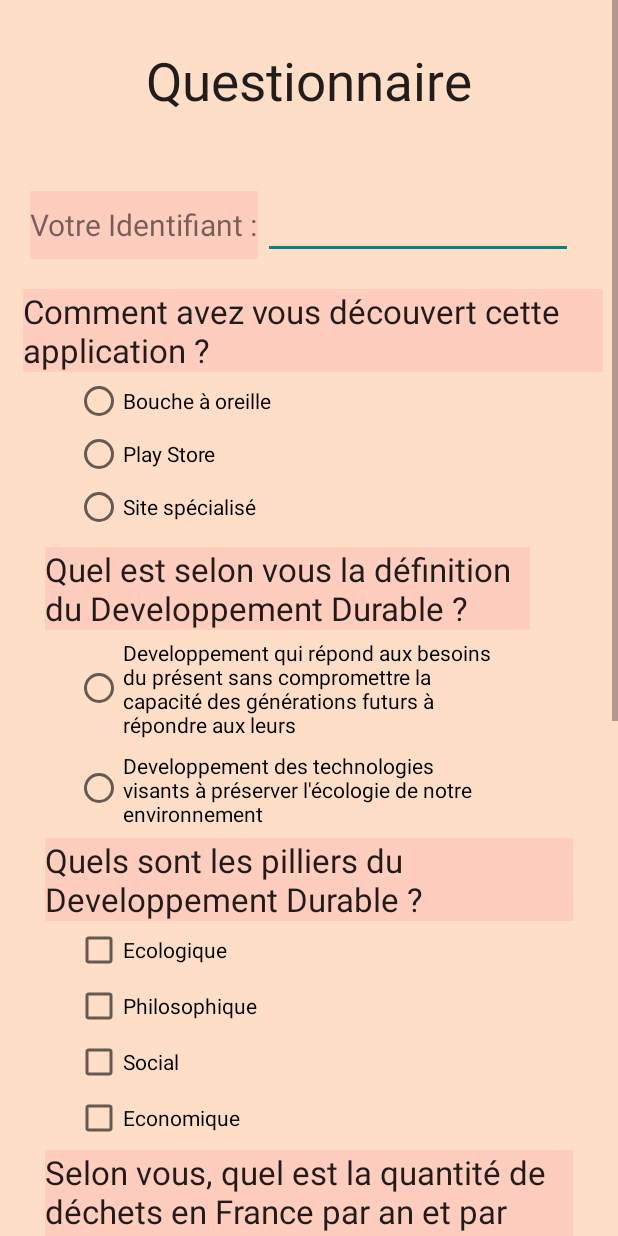
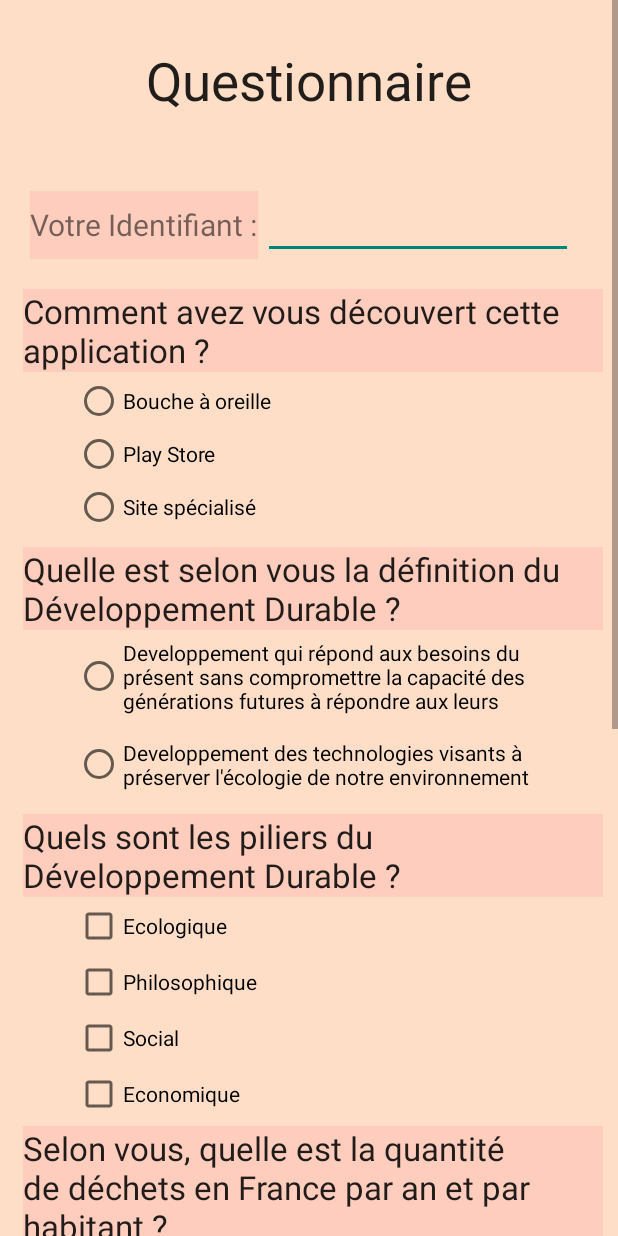
Before and after one commit to Eddupdup/OneIdeaADay, an Android app: the Questionnaire screen opened directly, with no data from a screen before it, on a phone screen of 412 x 824 dp. Run offline under Robolectric (Android 15) with nearby library versions, the light colour scheme and no system bars.

Commit message:
Aubin : alignement questionnaire + slide 4...

```diff
--- a/app/src/main/res/layout/questionnaire.xml
+++ b/app/src/main/res/layout/questionnaire.xml
@@ -151,22 +151,23 @@
             android:layout_marginRight="10sp">
 
 
+            <TextView
+                android:layout_width="match_parent"
+                android:layout_height="wrap_content"
+                android:textAppearance="?android:attr/textAppearanceLarge"
+                android:text="Quelle est selon vous la définition du Développement Durable ?"
+                android:id="@+id/textView13"
+                android:background="#ffffcdbe"
+                android:layout_marginTop="5dp"
+                android:autoText="false"
+                android:layout_marginLeft="5sp" />
+
             <LinearLayout
-                android:layout_width="323dp"
+                android:layout_width="fill_parent"
                 android:layout_height="wrap_content"
                 android:orientation="vertical"
                 android:layout_marginLeft="20sp"
                 android:layout_marginRight="20sp">
-
-                <TextView
-                    android:layout_width="338dp"
-                    android:layout_height="wrap_content"
-                    android:textAppearance="?android:attr/textAppearanceLarge"
-                    android:text="Quel est selon vous la définition du Developpement Durable ?"
-                    android:id="@+id/textView13"
-                    android:background="#ffffcdbe"
-                    android:layout_marginTop="5dp"
-                    android:autoText="false" />
 
                 <RadioGroup
                     android:layout_width="match_parent"
@@ -178,7 +179,7 @@
                     <RadioButton
                         android:layout_width="wrap_content"
                         android:layout_height="wrap_content"
-                        android:text="Developpement qui répond aux besoins du présent sans compromettre la capacité des générations futurs à répondre aux leurs"
+                        android:text="Developpement qui répond aux besoins du présent sans compromettre la capacité des générations futures à répondre aux leurs"
                         android:id="@+id/quest2answ1"
                         android:layout_weight="149"
                         android:layout_below="@+id/linearLayout"
@@ -214,12 +215,11 @@
                 android:layout_width="wrap_content"
                 android:layout_height="wrap_content"
                 android:textAppearance="?android:attr/textAppearanceLarge"
-                android:text="Quels sont les pilliers du Developpement Durable ?"
+                android:text="Quels sont les piliers du Développement Durable ?"
                 android:id="@+id/textView14"
                 android:background="#ffffcdbe"
                 android:layout_marginTop="8dp"
-                android:layout_marginLeft="20sp"
-                android:layout_marginRight="20sp"
+                android:layout_marginLeft="5sp"
                 android:autoText="false" />
 
             <LinearLayout
@@ -283,12 +283,11 @@
                 android:layout_width="wrap_content"
                 android:layout_height="wrap_content"
                 android:textAppearance="?android:attr/textAppearanceLarge"
-                android:text="Selon vous, quel est la quantité de déchets en France par an et par habitant ?"
+                android:text="Selon vous, quelle est la quantité de déchets en France par an et par habitant ?"
                 android:id="@+id/textView15"
                 android:background="#ffffcdbe"
                 android:layout_marginTop="5dp"
-                android:layout_marginLeft="20sp"
-                android:layout_marginRight="20sp"
+                android:layout_marginLeft="5sp"
                 android:autoText="false" />
 
             <RadioGroup
@@ -345,8 +344,7 @@
                 android:id="@+id/textView16"
                 android:background="#ffffcdbe"
                 android:layout_marginTop="5dp"
-                android:layout_marginLeft="20sp"
-                android:layout_marginRight="20sp"
+                android:layout_marginLeft="5sp"
                 android:autoText="false" />
 
             <RadioGroup
@@ -403,8 +401,7 @@
                 android:id="@+id/textView17"
                 android:background="#ffffcdbe"
                 android:layout_marginTop="5dp"
-                android:layout_marginLeft="20sp"
-                android:layout_marginRight="20sp"
+                android:layout_marginLeft="5sp"
                 android:autoText="false" />
 
             <RadioGroup
--- a/app/src/main/res/layout/slide4.xml
+++ b/app/src/main/res/layout/slide4.xml
@@ -17,14 +17,13 @@
 
     <TextView
         android:layout_width="wrap_content"
-        android:layout_height="308dp"
+        android:layout_height="286dp"
         android:text="Afin de déterminer votre niveau initial, nous vous proposons de répondre à un petit questionnaire qui teste vos connaissances préalables au sujet du développement durable."
         android:id="@+id/textView32"
-        android:textSize="30sp"
+        android:textSize="25sp"
         android:layout_gravity="center_horizontal"
         android:layout_margin="20sp"
-        android:gravity="center_vertical"
-        android:layout_weight="0.39" />
+        android:gravity="center_vertical" />
 
     <LinearLayout
         android:orientation="horizontal"
```
Also changed, not shown: 4 other files.
